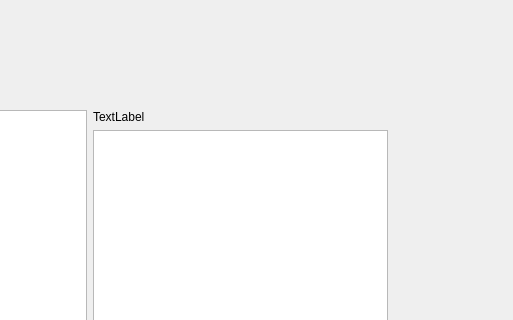
The window that mainwindow.ui (Jwin531/Messenger) describes before a commit, drawn with Qt 5; both pictures show x 373 to 886 and y 0 to 320 of the 886 by 691 pixel window.
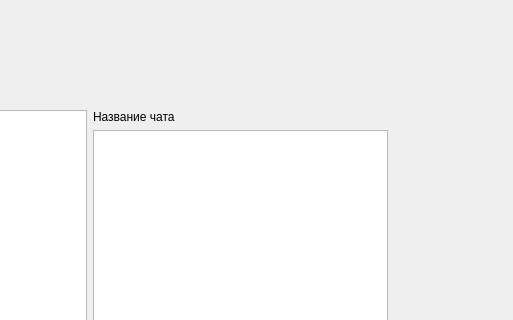
The same window after the commit.

The edit to the form file:
```diff
--- a/mainwindow.ui
+++ b/mainwindow.ui
@@ -32,7 +32,7 @@
        <item>
         <widget class="QLabel" name="label">
          <property name="text">
-          <string>TextLabel</string>
+          <string>Название чата</string>
          </property>
         </widget>
        </item>
```
